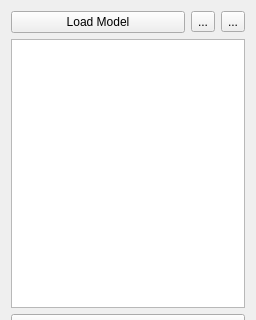
Old version of the form ilastik/applets/networkClassification/nnClassAppletUiTest.ui in the repository ilastik/ilastik; both pictures show x 0 to 256 and y 0 to 320 of the 256 by 731 pixel window.
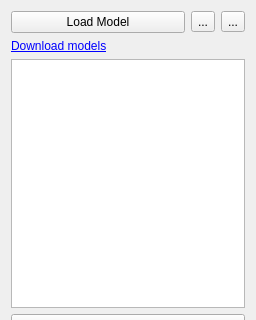
New version of the form. Icons and pictures are not drawn. Custom widgets are drawn as their Qt base class.

Commit message: Add 'Download models' in NN applet. Closes: #2318

```diff
--- a/ilastik/applets/networkClassification/nnClassAppletUiTest.ui
+++ b/ilastik/applets/networkClassification/nnClassAppletUiTest.ui
@@ -77,6 +77,22 @@
        </item>
       </layout>
      </item>
+     <item>
+      <widget class="QLabel" name="downloadModelsLabel">
+       <property name="text">
+        <string>&lt;a href=&quot;https://bioimage.io/#/?partner=ilastik&amp;type=model&quot;&gt;Download models&lt;/a&gt;</string>
+       </property>
+       <property name="textFormat">
+        <enum>Qt::RichText</enum>
+       </property>
+       <property name="openExternalLinks">
+        <bool>true</bool>
+       </property>
+       <property name="textInteractionFlags">
+        <set>Qt::TextBrowserInteraction</set>
+       </property>
+      </widget>
+     </item>
      <item>
       <widget class="LabelListView" name="labelListView">
        <property name="sizePolicy">
```
